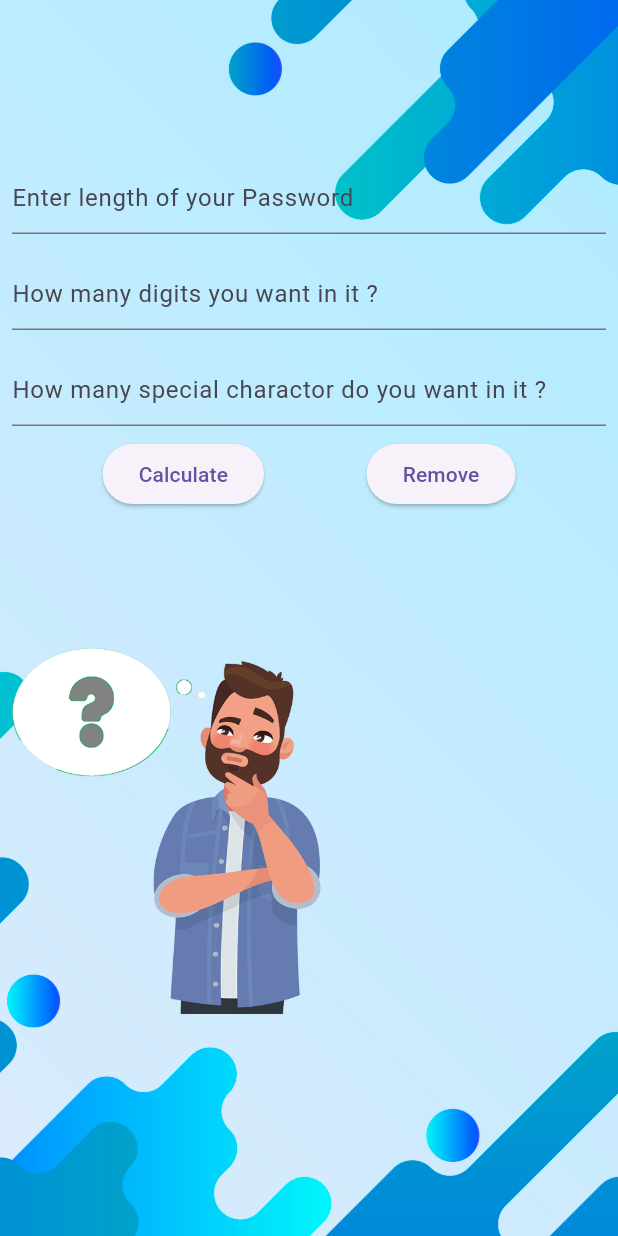
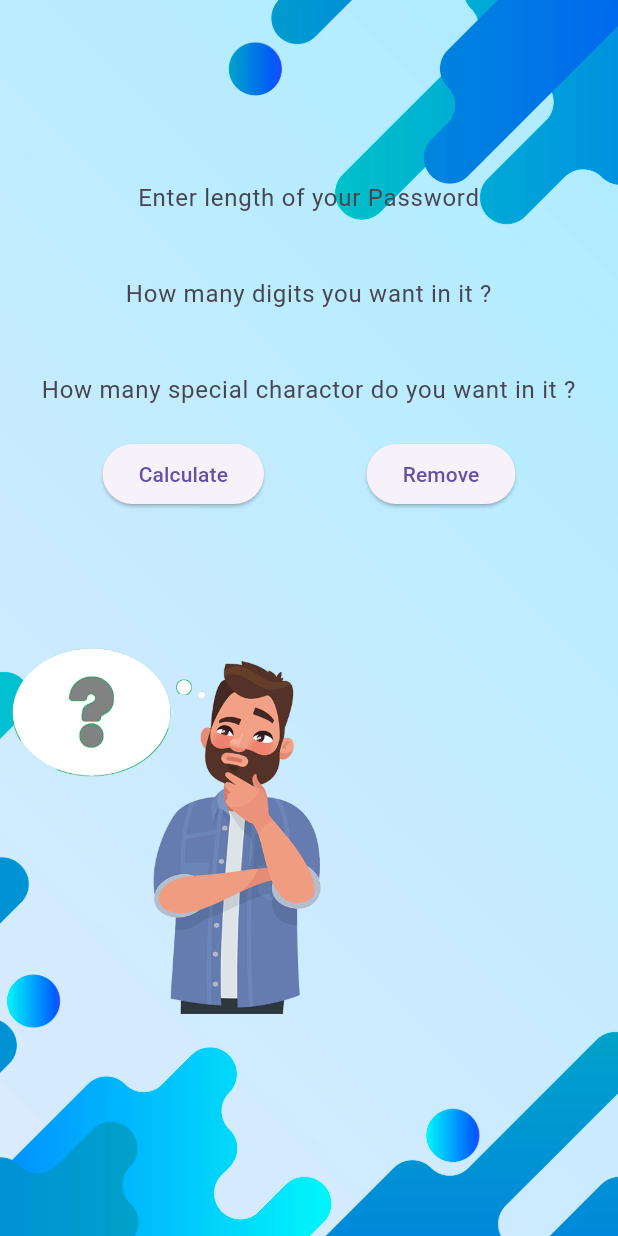
Before and after one commit to DevByShahzaib/Password-Generator-App, a Flutter app: the screen it shows after launch, on a phone screen of 412 x 824 dp. Run offline on Flutter 3.47's test engine with Material 3 defaults, Android fonts, the phone set to English and light mode, and no system bars; our stand-ins replace font_awesome_flutter, google_fonts.

Commit message:
add changes in textField

```diff
--- a/lib/screens/home_screen.dart
+++ b/lib/screens/home_screen.dart
@@ -66,26 +66,47 @@ class _HomeScreenState extends State<HomeScreen> {
                       Padding(
                         padding: const EdgeInsets.all(8.0),
                         child: TextField(
+                          textAlign: TextAlign.center,
                           controller: plength,
                           decoration: InputDecoration(
-                              hintText: "Enter length of your Password"),
+                            border: InputBorder.none,
+                            focusedBorder: OutlineInputBorder(
+                                borderRadius: BorderRadius.circular(20),
+                                borderSide: BorderSide(
+                                    color: Color.fromARGB(255, 83, 81, 81))),
+                            hintText: "Enter length of your Password",
+                          ),
                         ),
                       ),
                       Padding(
                         padding: const EdgeInsets.all(8.0),
                         child: TextField(
+                          textAlign: TextAlign.center,
                           controller: pdigit,
                           decoration: InputDecoration(
-                              hintText: "How many digits you want in it ?"),
+                            border: InputBorder.none,
+                            focusedBorder: OutlineInputBorder(
+                                borderRadius: BorderRadius.circular(20),
+                                borderSide: BorderSide(
+                                    color: Color.fromARGB(255, 83, 81, 81))),
+                            hintText: "How many digits you want in it ?",
+                          ),
                         ),
                       ),
                       Padding(
                         padding: const EdgeInsets.all(8.0),
                         child: TextField(
+                          textAlign: TextAlign.center,
                           controller: pspecial,
                           decoration: InputDecoration(
-                              hintText:
-                                  "How many special charactor do you want in it ?"),
+                            border: InputBorder.none,
+                            focusedBorder: OutlineInputBorder(
+                                borderRadius: BorderRadius.circular(20),
+                                borderSide: BorderSide(
+                                    color: Color.fromARGB(255, 83, 81, 81))),
+                            hintText:
+                                "How many special charactor do you want in it ?",
+                          ),
                         ),
                       ),
                       Row(
@@ -131,14 +152,39 @@ class _HomeScreenState extends State<HomeScreen> {
                                             runSpacing: 20,
                                             spacing: 10,
                                             children: [
-                                              Text(
-                                                "your result is :\n$result",
-                                                style: GoogleFonts.actor(
-                                                    fontSize: 25,
-                                                    fontWeight: FontWeight.bold,
-                                                    textStyle: TextStyle(
-                                                        color:
-                                                            Color(0xff588157))),
+                                              Container(
+                                                width: 300,
+                                                height: 100,
+                                                decoration:
+                                                    BoxDecoration(boxShadow: [
+                                                  BoxShadow(
+                                                      color:
+                                                          const Color.fromARGB(
+                                                              255,
+                                                              137,
+                                                              189,
+                                                              196),
+                                                      offset: Offset(5, 5),
+                                                      blurRadius: 5,
+                                                      spreadRadius: 5)
+                                                ]
+                                                        // color: Colors.pink,
+                                                        ),
+                                                child: Padding(
+                                                  padding: const EdgeInsets.all(
+                                                      15.0),
+                                                  child: Text(
+                                                    textAlign: TextAlign.center,
+                                                    "your result is :\n$result",
+                                                    style: GoogleFonts.aclonica(
+                                                        fontSize: 25,
+                                                        fontWeight:
+                                                            FontWeight.bold,
+                                                        textStyle: TextStyle(
+                                                            color: Color(
+                                                                0xff588157))),
+                                                  ),
+                                                ),
                                               ),
                                             ],
                                           ),
```
